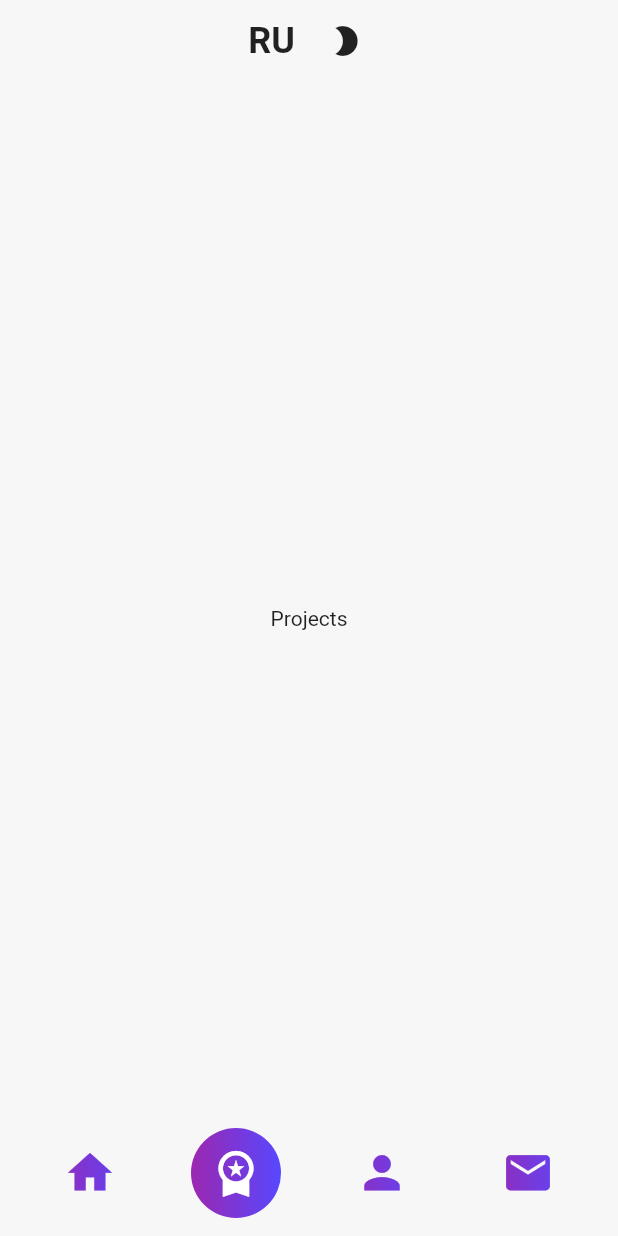
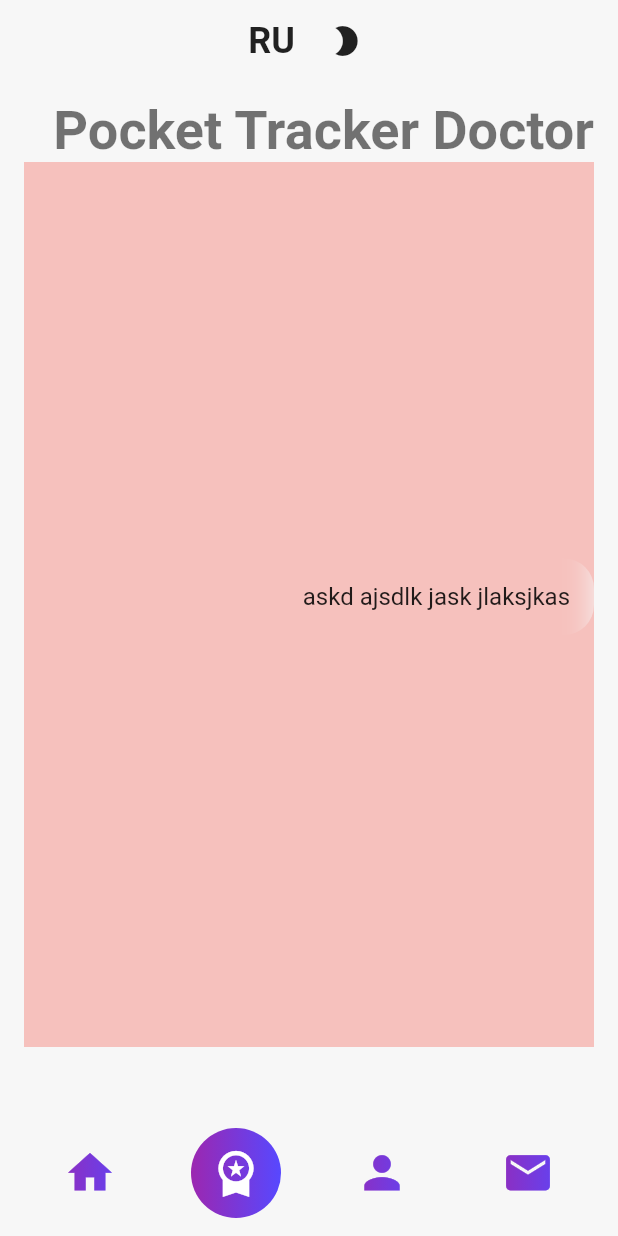
Before and after one commit to skosyrskyv/resume, a Flutter app: the screen it shows after launch, item 2 of the bottom bar chosen, on a phone screen of 412 x 824 dp. Run offline on Flutter 3.47's test engine with Material 2 defaults, Android fonts, the light colour scheme and no system bars; our stand-ins replace animated_text_kit, easy_localization, fluro, flutter_bloc, freezed_annotation, get_it and 3 more; missing offline and left inert: easy_localization_loader.

Commit message:
projects

```diff
--- /dev/null
+++ b/lib/features/projects/data/models/project_model.dart
@@ -0,0 +1,9 @@
+class ProjectModel {
+  final String name;
+  final String info;
+
+  const ProjectModel({
+    required this.name,
+    required this.info,
+  });
+}
--- /dev/null
+++ b/lib/features/projects/data/projects_data.dart
@@ -0,0 +1,10 @@
+import 'package:resume/features/projects/data/models/project_model.dart';
+
+const kProjectsData = [
+  ProjectModel(name: 'Resume', info: 'askd ajsdlk jask jlaksjkas'),
+  ProjectModel(name: 'Pocket Medic', info: 'askd ajsdlk jask jlaksjkas'),
+  ProjectModel(name: 'Gogo Courier', info: 'askd ajsdlk jask jlaksjkas'),
+  ProjectModel(name: 'Gogo Partner', info: 'askd ajsdlk jask jlaksjkas'),
+  ProjectModel(
+      name: 'Pocket Tracker Doctor', info: 'askd ajsdlk jask jlaksjkas'),
+];
--- a/lib/features/projects/presentation/screen/projects.dart
+++ b/lib/features/projects/presentation/screen/projects.dart
@@ -1,14 +1,35 @@
 import 'package:flutter/material.dart';
 import 'package:resume/core/widgets/screen.dart';
+import 'package:resume/features/projects/data/projects_data.dart';
+import 'package:resume/features/projects/presentation/widgets/project.dart';
 
-class Projects extends StatelessWidget {
+class Projects extends StatefulWidget {
   const Projects({super.key});
 
   @override
+  State<Projects> createState() => _ProjectsState();
+}
+
+class _ProjectsState extends State<Projects> {
+  late PageController _controller;
+  @override
+  void initState() {
+    _controller = PageController(
+      keepPage: false,
+      initialPage: 999,
+    );
+    super.initState();
+  }
+
+  @override
   Widget build(BuildContext context) {
-    return const Screen(
-      body: Center(
-        child: Text('Projects'),
+    return Screen(
+      body: PageView.builder(
+        controller: _controller,
+        padEnds: false,
+        itemBuilder: (context, index) => Project(
+          project: kProjectsData[index % kProjectsData.length],
+        ),
       ),
     );
   }
--- /dev/null
+++ b/lib/features/projects/presentation/widgets/project.dart
@@ -0,0 +1,55 @@
+import 'package:flutter/material.dart';
+import 'package:resume/core/widgets/blurred_surface.dart';
+import 'package:resume/features/projects/data/models/project_model.dart';
+
+class Project extends StatelessWidget {
+  final ProjectModel project;
+  const Project({super.key, required this.project});
+
+  @override
+  Widget build(BuildContext context) {
+    final theme = Theme.of(context);
+    return SafeArea(
+      child: Padding(
+        padding: const EdgeInsets.symmetric(
+          horizontal: 16.0,
+          vertical: 16,
+        ),
+        child: Column(
+          crossAxisAlignment: CrossAxisAlignment.stretch,
+          children: [
+            Text(
+              project.name,
+              textAlign: TextAlign.right,
+              style: theme.textTheme.displaySmall,
+            ),
+            Expanded(
+              child: Stack(
+                children: [
+                  Positioned.fill(
+                    child: Container(
+                      color: Colors.red.withOpacity(0.3),
+                    ),
+                  ),
+                  Positioned(
+                      right: 0,
+                      bottom: MediaQuery.of(context).size.height / 3,
+                      child: BlurredSurface(
+                        borderRadius: BorderRadius.circular(20),
+                        child: Container(
+                          padding: const EdgeInsets.all(16),
+                          child: Text(
+                            project.info,
+                            style: theme.textTheme.bodyLarge,
+                          ),
+                        ),
+                      )),
+                ],
+              ),
+            ),
+          ],
+        ),
+      ),
+    );
+  }
+}
```
Also changed, not shown: 1 other file.
